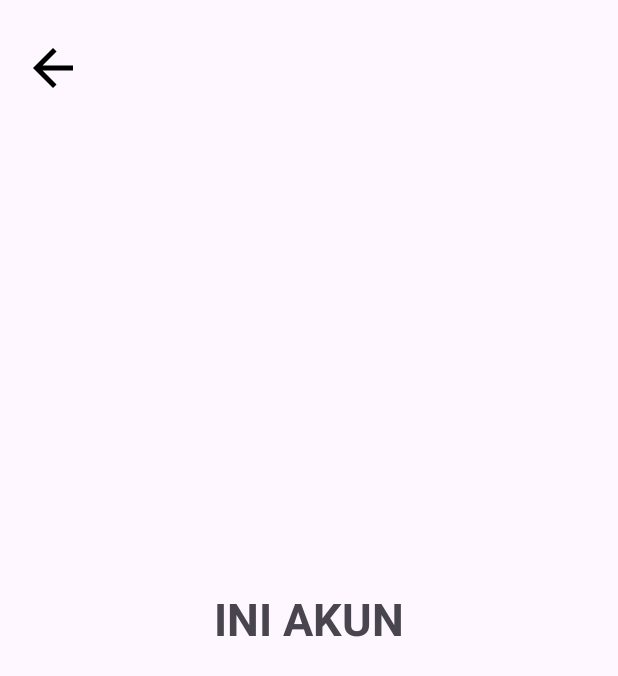
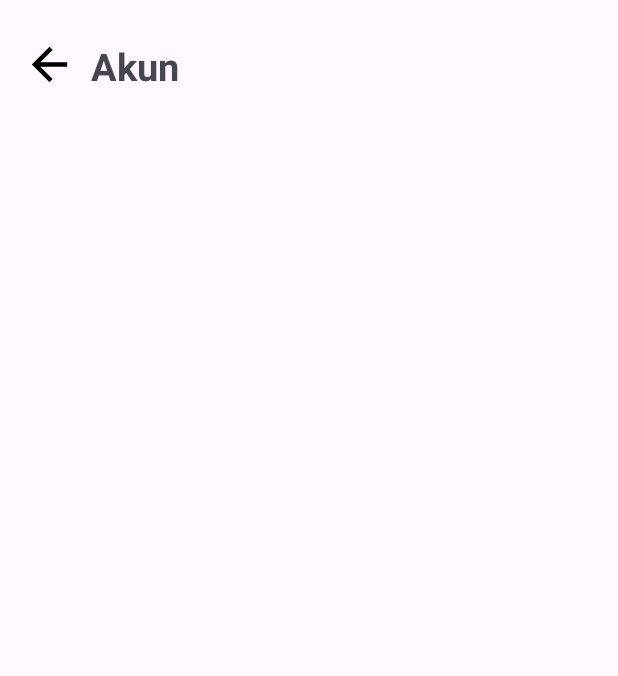
Before and after one commit to kristevii/Laundry, an Android app: the AkunActivity screen opened directly, with no data from a screen before it, on a phone screen of 412 x 824 dp. Shown: the top 676 px of the screen. Run offline under Robolectric (Android 15) with nearby library versions, the phone set to English and light mode, and no system bars.

Commit message:
membetulkan sedikit pada halaman akun

```diff
--- a/app/src/main/res/layout/activity_akun.xml
+++ b/app/src/main/res/layout/activity_akun.xml
@@ -10,8 +10,8 @@
 
     <ImageView
         android:id="@+id/panah"
-        android:layout_width="40dp"
-        android:layout_height="40dp"
+        android:layout_width="35dp"
+        android:layout_height="35dp"
         android:src="@drawable/baseline_arrow_back_24"
         android:layout_marginTop="10dp"
         app:layout_constraintTop_toTopOf="parent"
@@ -20,12 +20,12 @@
         android:id="@+id/tv"
         android:layout_width="wrap_content"
         android:layout_height="wrap_content"
-        android:text="INI AKUN"
-        android:textSize="30sp"
+        android:text="Akun"
+        android:textSize="25sp"
         android:textStyle="bold"
-        app:layout_constraintStart_toStartOf="parent"
-        app:layout_constraintEnd_toEndOf="parent"
-        app:layout_constraintBottom_toBottomOf="parent"
+        android:layout_marginTop="11dp"
+        android:layout_marginStart="10dp"
+        app:layout_constraintStart_toEndOf="@+id/panah"
         app:layout_constraintTop_toTopOf="parent"/>
 
 </androidx.constraintlayout.widget.ConstraintLayout>
```
